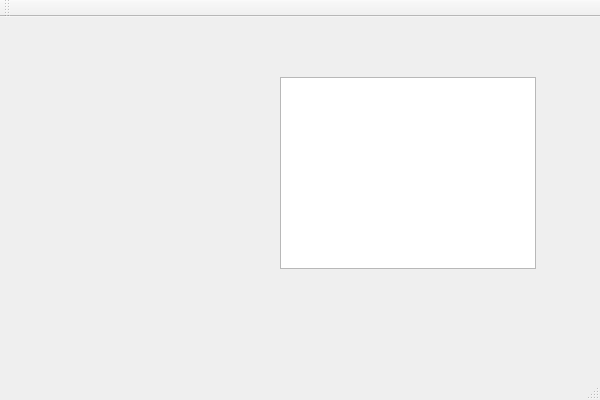
Before: the Qt Designer form src/FusionForever_Editor/fusionforever_editor.ui in danishcake/FusionForever, drawn with Qt 5.
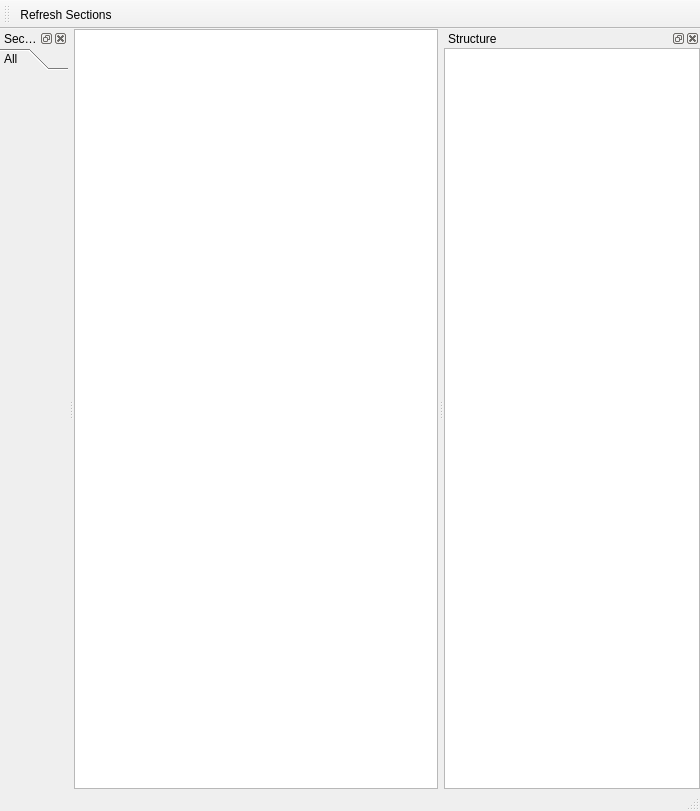
After: the same form once the commit is applied. Custom widgets are drawn as their Qt base class.

Commit message: Added Section list loading. Currently working off tags, need to switch to categories

Patch:
```diff
--- a/src/FusionForever_Editor/fusionforever_editor.ui
+++ b/src/FusionForever_Editor/fusionforever_editor.ui
@@ -6,24 +6,26 @@
    <rect>
     <x>0</x>
     <y>0</y>
-    <width>600</width>
-    <height>400</height>
+    <width>700</width>
+    <height>811</height>
    </rect>
   </property>
   <property name="windowTitle">
    <string>FusionForever_Editor</string>
   </property>
   <widget class="QWidget" name="centralWidget">
-   <widget class="FusionForeverWidget" name="fusionForeverWidget">
-    <property name="geometry">
-     <rect>
-      <x>280</x>
-      <y>60</y>
-      <width>256</width>
-      <height>192</height>
-     </rect>
+   <layout class="QGridLayout" name="gridLayout">
+    <property name="margin">
+     <number>0</number>
     </property>
-   </widget>
+    <item row="0" column="0">
+     <widget class="FusionForeverWidget" name="fusionForeverWidget">
+      <property name="contextMenuPolicy">
+       <enum>Qt::ActionsContextMenu</enum>
+      </property>
+     </widget>
+    </item>
+   </layout>
   </widget>
   <widget class="QMenuBar" name="menuBar">
    <property name="geometry">
@@ -42,8 +44,81 @@
    <attribute name="toolBarBreak">
     <bool>false</bool>
    </attribute>
+   <addaction name="actionRefresh_Sections"/>
   </widget>
   <widget class="QStatusBar" name="statusBar"/>
+  <widget class="QDockWidget" name="dockWidget_3">
+   <property name="windowTitle">
+    <string>Structure</string>
+   </property>
+   <attribute name="dockWidgetArea">
+    <number>2</number>
+   </attribute>
+   <widget class="QWidget" name="dockWidgetContents_3">
+    <layout class="QGridLayout" name="gridLayout_3">
+     <property name="margin">
+      <number>0</number>
+     </property>
+     <item row="0" column="0">
+      <widget class="QTreeView" name="treeView"/>
+     </item>
+    </layout>
+   </widget>
+  </widget>
+  <widget class="QDockWidget" name="dockSections">
+   <property name="contextMenuPolicy">
+    <enum>Qt::ActionsContextMenu</enum>
+   </property>
+   <property name="windowTitle">
+    <string>Sections</string>
+   </property>
+   <attribute name="dockWidgetArea">
+    <number>1</number>
+   </attribute>
+   <widget class="QWidget" name="dockWidgetContents">
+    <layout class="QGridLayout" name="gridLayout_2">
+     <property name="margin">
+      <number>0</number>
+     </property>
+     <item row="0" column="0">
+      <widget class="QToolBox" name="toolBoxSections">
+       <property name="currentIndex">
+        <number>0</number>
+       </property>
+       <widget class="QWidget" name="pageAll">
+        <property name="geometry">
+         <rect>
+          <x>0</x>
+          <y>0</y>
+          <width>70</width>
+          <height>701</height>
+         </rect>
+        </property>
+        <attribute name="label">
+         <string>All</string>
+        </attribute>
+        <layout class="QGridLayout" name="gridLayoutAll">
+         <property name="margin">
+          <number>0</number>
+         </property>
+         <property name="spacing">
+          <number>3</number>
+         </property>
+        </layout>
+       </widget>
+      </widget>
+     </item>
+    </layout>
+   </widget>
+  </widget>
+  <action name="actionRefresh_Sections">
+   <property name="text">
+    <string>Refresh Sections</string>
+   </property>
+   <property name="toolTip">
+    <string>Reloads the section list</string>
+   </property>
+  </action>
  </widget>
  <layoutdefault spacing="6" margin="11"/>
  <customwidgets>
```
Left out of the diff: 2 changed lines with no effect on the pictures. The commit also changes 6 other files.
